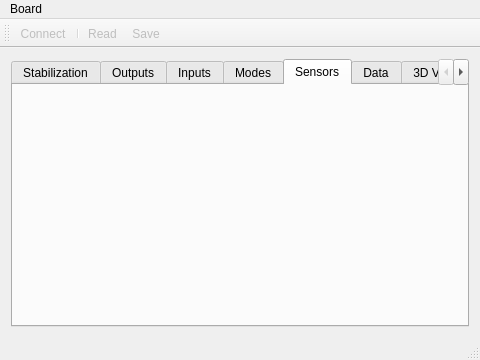
MRazgunas/EvvGC-PLUS, file Configurator/mainwindow.ui: the form before one commit.
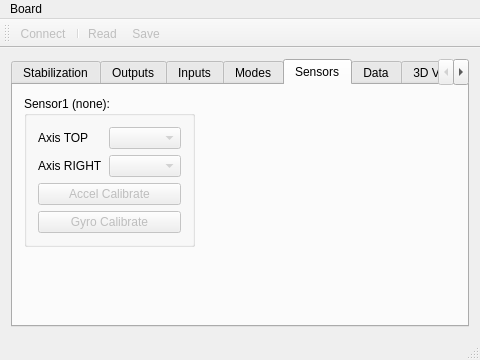
The form after the commit. The open tabs and pages were chosen to show the change. Custom widgets are drawn as their Qt base class.

Commit message: UI update for any sensor orientation (untested)

What changed in the file:
```diff
--- a/Configurator/mainwindow.ui
+++ b/Configurator/mainwindow.ui
@@ -983,7 +983,91 @@
        <attribute name="title">
         <string>Sensors</string>
        </attribute>
-       <layout class="QGridLayout" name="gridLayout_5"/>
+       <layout class="QGridLayout" name="gridLayout_5">
+        <item row="0" column="0">
+         <widget class="QGroupBox" name="groupSensor1">
+          <property name="title">
+           <string>Sensor1 (none):</string>
+          </property>
+          <layout class="QGridLayout" name="gridLayout_6">
+           <item row="0" column="1">
+            <widget class="QComboBox" name="comboSensor1AxisTOP">
+             <property name="enabled">
+              <bool>false</bool>
+             </property>
+            </widget>
+           </item>
+           <item row="1" column="1">
+            <widget class="QComboBox" name="comboSensor1AxisRIGHT">
+             <property name="enabled">
+              <bool>false</bool>
+             </property>
+            </widget>
+           </item>
+           <item row="0" column="0">
+            <widget class="QLabel" name="labelSensor1AxisTOP">
+             <property name="text">
+              <string>Axis TOP</string>
+             </property>
+            </widget>
+           </item>
+           <item row="1" column="0">
+            <widget class="QLabel" name="labelSensor1AxisRight">
+             <property name="text">
+              <string>Axis RIGHT</string>
+             </property>
+            </widget>
+           </item>
+           <item row="2" column="0" colspan="2">
+            <widget class="QPushButton" name="pushSensor1AccCalibrate">
+             <property name="enabled">
+              <bool>false</bool>
+             </property>
+             <property name="text">
+              <string>Accel Calibrate</string>
+             </property>
+            </widget>
+           </item>
+           <item row="3" column="0" colspan="2">
+            <widget class="QPushButton" name="pushSensor1GyroCalibrate">
+             <property name="enabled">
+              <bool>false</bool>
+             </property>
+             <property name="text">
+              <string>Gyro Calibrate</string>
+             </property>
+            </widget>
+           </item>
+          </layout>
+         </widget>
+        </item>
+        <item row="1" column="0">
+         <spacer name="verticalSpacer_5">
+          <property name="orientation">
+           <enum>Qt::Vertical</enum>
+          </property>
+          <property name="sizeHint" stdset="0">
+           <size>
+            <width>20</width>
+            <height>40</height>
+           </size>
+          </property>
+         </spacer>
+        </item>
+        <item row="0" column="1">
+         <spacer name="horizontalSpacer">
+          <property name="orientation">
+           <enum>Qt::Horizontal</enum>
+          </property>
+          <property name="sizeHint" stdset="0">
+           <size>
+            <width>40</width>
+            <height>20</height>
+           </size>
+          </property>
+         </spacer>
+        </item>
+       </layout>
       </widget>
       <widget class="QWidget" name="tabData">
        <attribute name="title">
```
The commit also changes 7 other files.
